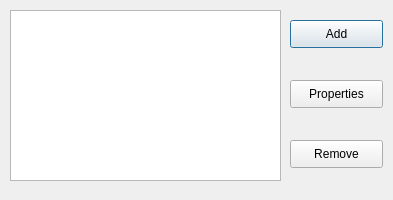
Before: the Qt Designer form SupportMulticlientsTcpserver/flitermanager.ui in TKthink/biubiubiu-, drawn with Qt 5.
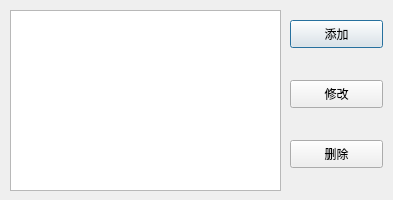
After: the same form once the commit is applied.

The edit to the form file:
```diff
--- a/SupportMulticlientsTcpserver/flitermanager.ui
+++ b/SupportMulticlientsTcpserver/flitermanager.ui
@@ -13,16 +13,6 @@
   <property name="windowTitle">
    <string>Dialog</string>
   </property>
-  <widget class="QTextBrowser" name="textBrowser">
-   <property name="geometry">
-    <rect>
-     <x>10</x>
-     <y>10</y>
-     <width>271</width>
-     <height>171</height>
-    </rect>
-   </property>
-  </widget>
   <widget class="QPushButton" name="Add">
    <property name="geometry">
     <rect>
@@ -33,7 +23,7 @@
     </rect>
    </property>
    <property name="text">
-    <string>Add</string>
+    <string>添加</string>
    </property>
   </widget>
   <widget class="QPushButton" name="Properties">
@@ -46,7 +36,7 @@
     </rect>
    </property>
    <property name="text">
-    <string>Properties</string>
+    <string>修改</string>
    </property>
   </widget>
   <widget class="QPushButton" name="Remove">
@@ -59,7 +49,17 @@
     </rect>
    </property>
    <property name="text">
-    <string>Remove</string>
+    <string>删除</string>
+   </property>
+  </widget>
+  <widget class="QTableView" name="tableView">
+   <property name="geometry">
+    <rect>
+     <x>10</x>
+     <y>10</y>
+     <width>271</width>
+     <height>181</height>
+    </rect>
    </property>
   </widget>
  </widget>
```
